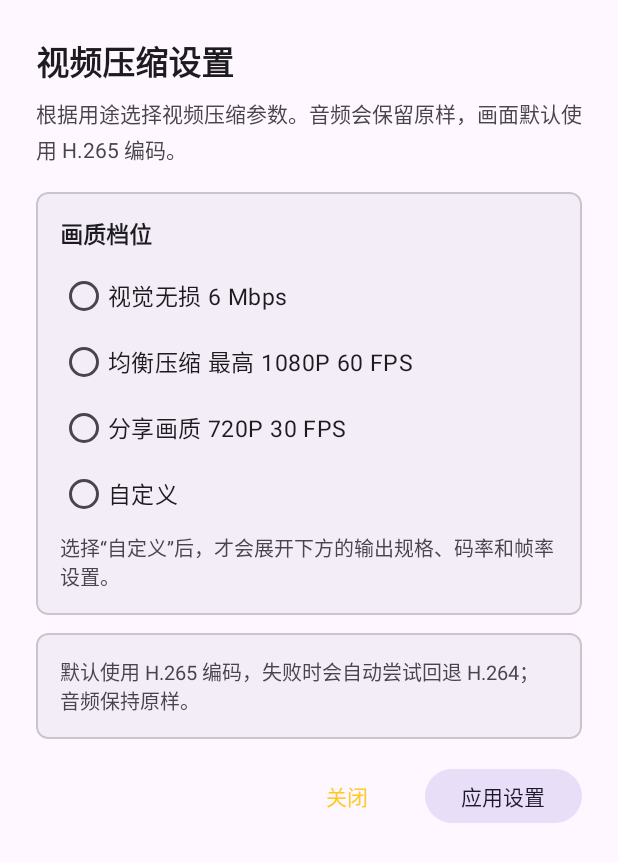
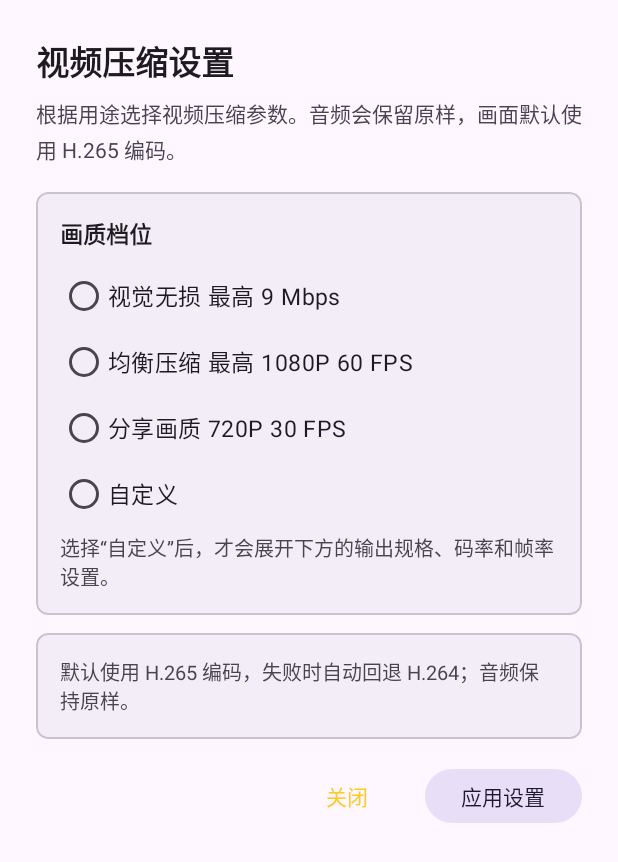
Before and after one commit to Borry5/duckya-android-java, an Android app: the layout dialog_video_compression.xml on its own in the app's theme, with its tools: preview values and no code run, on a phone screen of 412 x 824 dp. Shown: the top 862 px of the screen. Run offline under Robolectric (Android 15) with nearby library versions, the light colour scheme and no system bars.

Commit message:
[codex] 对齐视频视觉无损码率

```diff
--- a/code/app/src/main/java/com/duckya/yaya/model/VideoCompressionSettings.java
+++ b/code/app/src/main/java/com/duckya/yaya/model/VideoCompressionSettings.java
@@ -77,7 +77,7 @@ public class VideoCompressionSettings {
                 VideoCompressionPreset.HIGH_QUALITY,
                 VideoResolutionOption.ORIGINAL,
                 VideoCodecOption.H265,
-                6f,
+                9f,
                 true,
                 VideoAudioMode.KEEP,
                 VideoFrameRateOption.ORIGINAL,
--- a/code/app/src/main/java/com/duckya/yaya/queue/QueueTaskStore.java
+++ b/code/app/src/main/java/com/duckya/yaya/queue/QueueTaskStore.java
@@ -197,7 +197,7 @@ public class QueueTaskStore {
                 enumValue(object.optString("preset"), VideoCompressionPreset.BALANCED),
                 enumValue(object.optString("resolutionOption"), VideoResolutionOption.P1080),
                 enumValue(object.optString("codecOption"), VideoCodecOption.AUTO),
-                (float) object.optDouble("targetBitrateMbps", 6.0),
+                (float) object.optDouble("targetBitrateMbps", 9.0),
                 object.optBoolean("autoBitrate", true),
                 enumValue(object.optString("audioMode"), VideoAudioMode.KEEP),
                 enumValue(
--- a/code/app/src/main/res/values/strings.xml
+++ b/code/app/src/main/res/values/strings.xml
@@ -125,7 +125,7 @@
     <string name="video_settings_description">根据用途选择视频压缩参数。音频会保留原样，画面默认使用 H.265 编码。</string>
     <string name="video_preset_section_title">画质档位</string>
     <string name="video_preset_high_quality">视觉无损</string>
-    <string name="video_preset_high_quality_display">视觉无损    6 Mbps</string>
+    <string name="video_preset_high_quality_display">视觉无损    最高 9 Mbps</string>
     <string name="video_preset_high_quality_subtitle">保留更多细节，适合重要视频。</string>
     <string name="video_preset_balanced">均衡压缩</string>
     <string name="video_preset_balanced_display">均衡压缩    最高 1080P 60 FPS</string>
@@ -134,7 +134,7 @@
     <string name="video_preset_share_display">分享画质    720P 30 FPS</string>
     <string name="video_preset_share_subtitle">更小体积，适合聊天和朋友圈。</string>
     <string name="video_preset_custom">自定义</string>
-    <string name="video_preset_helper">切换档位会自动同步推荐的分辨率、编码和码率。</string>
+    <string name="video_preset_helper">切换档位会自动同步推荐的分辨率、帧率和码率。</string>
     <string name="video_custom_helper">选择“自定义”后，才会展开下方的输出规格、码率和帧率设置。</string>
     <string name="video_output_section_title">输出规格</string>
     <string name="video_resolution_title">分辨率</string>
@@ -149,7 +149,7 @@
     <string name="video_codec_h265">H.265</string>
     <string name="video_codec_h264">H.264</string>
     <string name="video_codec_helper">推荐 H.265，体积通常更小；如设备不支持，会按设置回退到 H.264。</string>
-    <string name="video_codec_fixed_hint">默认使用 H.265 编码，失败时会自动尝试回退 H.264；音频保持原样。</string>
+    <string name="video_codec_fixed_hint">默认使用 H.265 编码，失败时自动回退 H.264；音频保持原样。</string>
     <string name="video_framerate_title">帧率</string>
     <string name="video_framerate_original">保持原始帧率</string>
     <string name="video_framerate_60">60 FPS</string>
```
Also changed, not shown: 1 other file.
